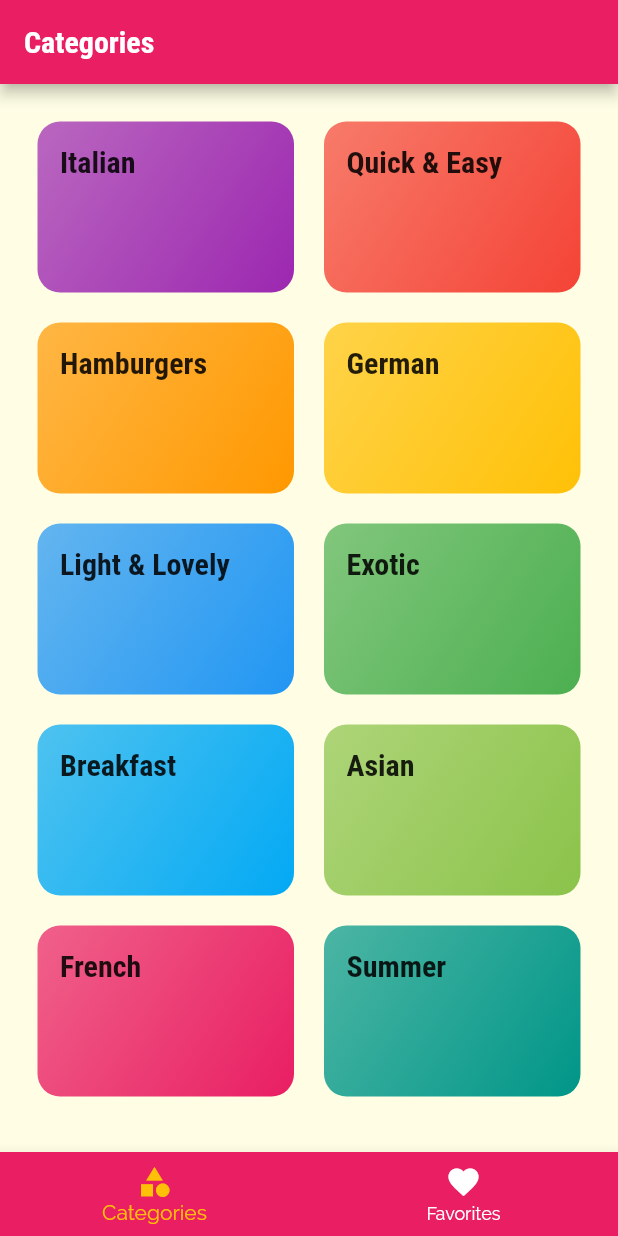
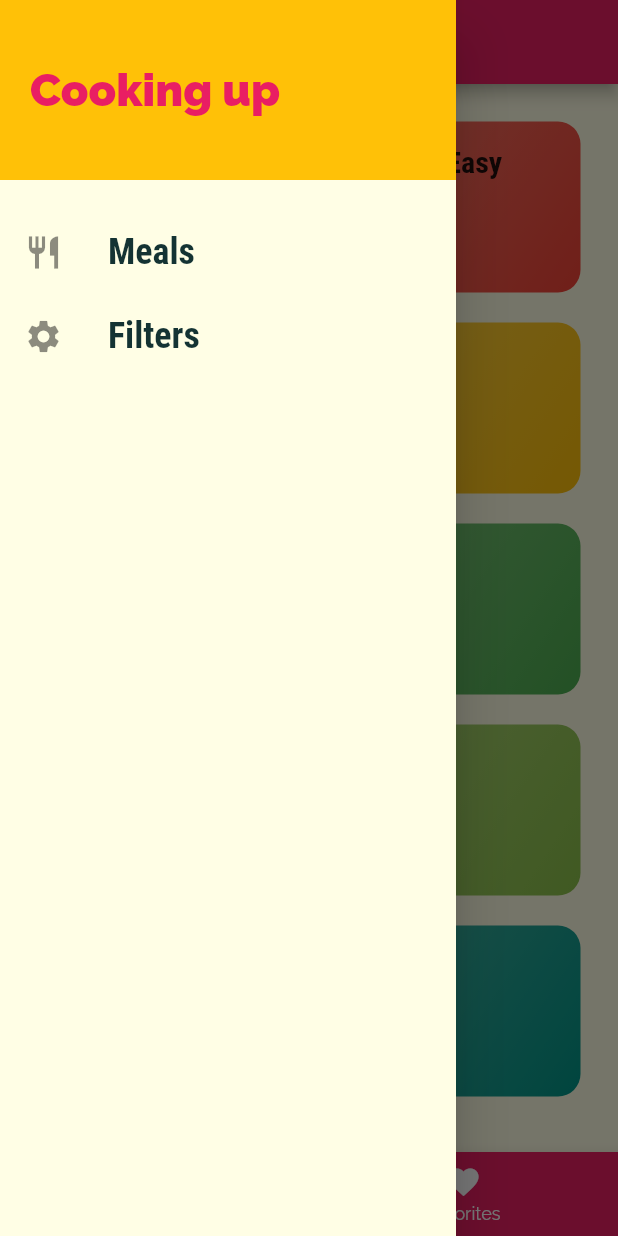
Before and after one commit to arzumanyasha/flutter_application_3, a Flutter app: the screen it shows after launch, with the side drawer open (before the commit the screen has no drawer), on a phone screen of 412 x 824 dp. Run offline on Flutter 3.47's test engine with Material 2 defaults, Android fonts, the phone set to English and light mode, and no system bars.

Commit message:
add drawer

```diff
--- a/lib/screens/tabs_screen.dart
+++ b/lib/screens/tabs_screen.dart
@@ -1,5 +1,6 @@
 import 'package:flutter/material.dart';
 
+import '../widgets/main_drawer.dart';
 import './favorites_screen.dart';
 import './categories_screen.dart';
 
@@ -27,6 +28,7 @@ class _TabsScreenState extends State<TabsScreen> {
       appBar: AppBar(
         title: Text(_pages[_selectedPageIndex]['title']),
       ),
+      drawer: MainDrawer(),
       body: _pages[_selectedPageIndex]['page'],
       bottomNavigationBar: BottomNavigationBar(
         unselectedItemColor: Colors.white,
--- /dev/null
+++ b/lib/widgets/main_drawer.dart
@@ -0,0 +1,54 @@
+import 'package:flutter/material.dart';
+
+class MainDrawer extends StatelessWidget {
+  Widget buildListTile(String title, IconData icon) {
+    return ListTile(
+      leading: Icon(
+        icon,
+        size: 26,
+      ),
+      title: Text(
+        title,
+        style: TextStyle(
+          fontFamily: 'RobotoCondensed',
+          fontSize: 24,
+          fontWeight: FontWeight.bold,
+        ),
+      ),
+      onTap: () {},
+    );
+  }
+
+  @override
+  Widget build(BuildContext context) {
+    return Drawer(
+      child: Column(
+        children: [
+          Container(
+            height: 120,
+            width: double.infinity,
+            padding: const EdgeInsets.all(20),
+            alignment: Alignment.centerLeft,
+            color: Theme.of(context).accentColor,
+            child: Text(
+              'Cooking up',
+              style: TextStyle(
+                  fontWeight: FontWeight.w900,
+                  fontSize: 30,
+                  color: Theme.of(context).primaryColor),
+            ),
+          ),
+          const SizedBox(height: 20),
+          buildListTile(
+            'Meals',
+            Icons.restaurant,
+          ),
+          buildListTile(
+            'Filters',
+            Icons.settings,
+          ),
+        ],
+      ),
+    );
+  }
+}
```
